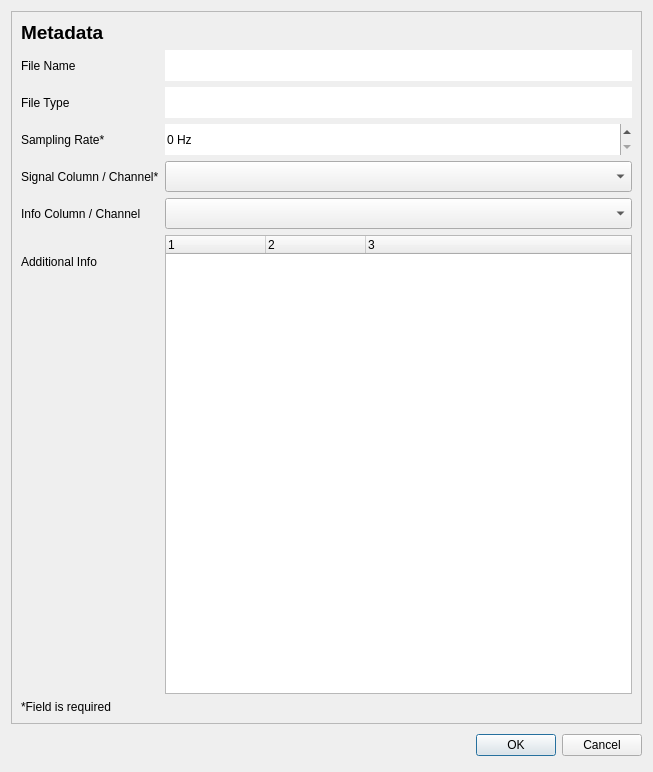
This is signal_editor/ui/dialog_metadata.ui in fred-kr/signal-editor-v2 as Qt 5 draws it before an edit. The edited form follows.
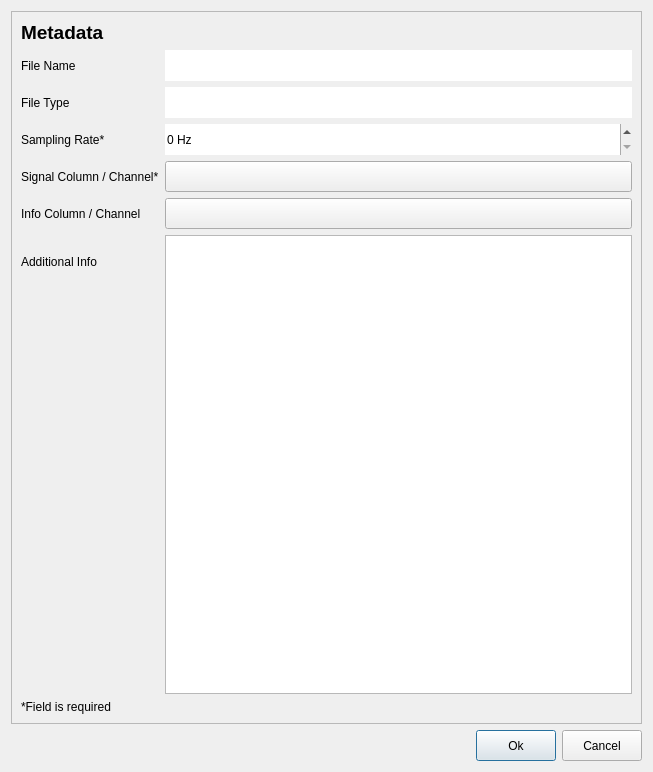
This is the edited form. Custom widgets are drawn as their Qt base class.

Patch:
```diff
--- a/signal_editor/ui/dialog_metadata.ui
+++ b/signal_editor/ui/dialog_metadata.ui
@@ -14,7 +14,58 @@
    <string>Dialog</string>
   </property>
   <layout class="QGridLayout" name="gridLayout">
-   <item row="0" column="0">
+   <item row="1" column="1">
+    <widget class="PushButton" name="btn_accept">
+     <property name="sizePolicy">
+      <sizepolicy hsizetype="Fixed" vsizetype="Fixed">
+       <horstretch>0</horstretch>
+       <verstretch>0</verstretch>
+      </sizepolicy>
+     </property>
+     <property name="minimumSize">
+      <size>
+       <width>75</width>
+       <height>31</height>
+      </size>
+     </property>
+     <property name="text">
+      <string>Ok</string>
+     </property>
+    </widget>
+   </item>
+   <item row="1" column="2">
+    <widget class="PushButton" name="btn_reject">
+     <property name="sizePolicy">
+      <sizepolicy hsizetype="Fixed" vsizetype="Fixed">
+       <horstretch>0</horstretch>
+       <verstretch>0</verstretch>
+      </sizepolicy>
+     </property>
+     <property name="minimumSize">
+      <size>
+       <width>75</width>
+       <height>31</height>
+      </size>
+     </property>
+     <property name="text">
+      <string>Cancel</string>
+     </property>
+    </widget>
+   </item>
+   <item row="1" column="0">
+    <spacer name="horizontalSpacer">
+     <property name="orientation">
+      <enum>Qt::Orientation::Horizontal</enum>
+     </property>
+     <property name="sizeHint" stdset="0">
+      <size>
+       <width>40</width>
+       <height>20</height>
+      </size>
+     </property>
+    </spacer>
+   </item>
+   <item row="0" column="0" colspan="3">
     <widget class="QScrollArea" name="scrollArea">
      <property name="widgetResizable">
       <bool>true</bool>
@@ -156,13 +207,16 @@
             </widget>
            </item>
            <item row="3" column="1">
-            <widget class="QComboBox" name="combo_box_signal_column">
+            <widget class="ComboBox" name="combo_box_signal_column">
              <property name="minimumSize">
               <size>
                <width>0</width>
                <height>31</height>
               </size>
              </property>
+             <property name="text">
+              <string/>
+             </property>
             </widget>
            </item>
            <item row="4" column="0">
@@ -182,13 +236,16 @@
             </widget>
            </item>
            <item row="4" column="1">
-            <widget class="QComboBox" name="combo_box_info_column">
+            <widget class="ComboBox" name="combo_box_info_column">
              <property name="minimumSize">
               <size>
                <width>0</width>
                <height>31</height>
               </size>
              </property>
+             <property name="text">
+              <string/>
+             </property>
             </widget>
            </item>
            <item row="5" column="0">
@@ -218,6 +275,15 @@
              <property name="showDropIndicator" stdset="0">
               <bool>false</bool>
              </property>
+             <property name="wordWrap">
+              <bool>true</bool>
+             </property>
+             <property name="headerHidden">
+              <bool>true</bool>
+             </property>
+             <property name="expandsOnDoubleClick">
+              <bool>true</bool>
+             </property>
              <property name="columnCount">
               <number>3</number>
              </property>
@@ -253,22 +319,6 @@
      </widget>
     </widget>
    </item>
-   <item row="1" column="0">
-    <widget class="QDialogButtonBox" name="buttonBox">
-     <property name="minimumSize">
-      <size>
-       <width>0</width>
-       <height>31</height>
-      </size>
-     </property>
-     <property name="orientation">
-      <enum>Qt::Orientation::Horizontal</enum>
-     </property>
-     <property name="standardButtons">
-      <set>QDialogButtonBox::StandardButton::Cancel|QDialogButtonBox::StandardButton::Ok</set>
-     </property>
-    </widget>
-   </item>
   </layout>
  </widget>
  <customwidgets>
@@ -277,6 +327,31 @@
    <extends>QTreeWidget</extends>
    <header>pyqtgraph</header>
   </customwidget>
+  <customwidget>
+   <class>LineEdit</class>
+   <extends>QLineEdit</extends>
+   <header>qfluentwidgets</header>
+  </customwidget>
+  <customwidget>
+   <class>SpinBox</class>
+   <extends>QSpinBox</extends>
+   <header>qfluentwidgets</header>
+  </customwidget>
+  <customwidget>
+   <class>ComboBox</class>
+   <extends>QPushButton</extends>
+   <header>qfluentwidgets</header>
+  </customwidget>
+  <customwidget>
+   <class>BodyLabel</class>
+   <extends>QLabel</extends>
+   <header>qfluentwidgets</header>
+  </customwidget>
+  <customwidget>
+   <class>PushButton</class>
+   <extends>QPushButton</extends>
+   <header>qfluentwidgets</header>
+  </customwidget>
  </customwidgets>
  <tabstops>
   <tabstop>line_edit_file_name</tabstop>
```
Left out of the diff: 62 changed lines with no effect on the pictures.
